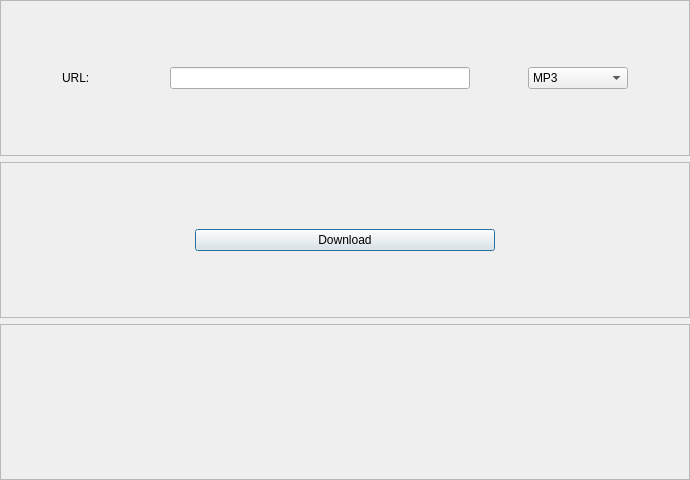
MateuszPason/Youtube-Downloader, file interface/mainWindow.ui: the form before one commit.
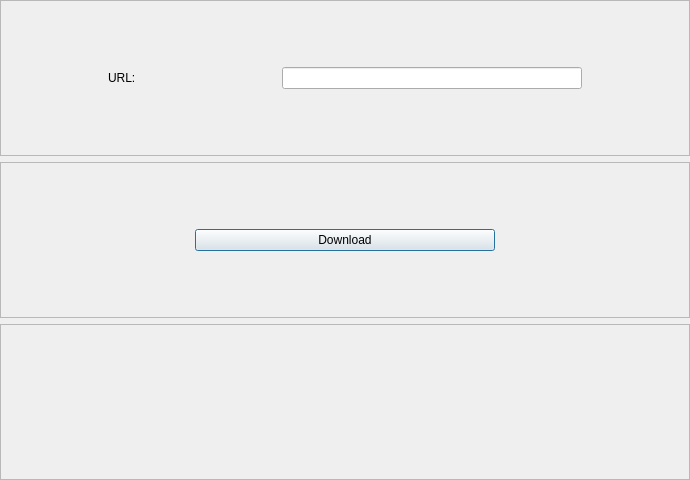
The form after the commit.

Commit message: No longer MP4 download available

Diff of the .ui file:
```diff
--- a/interface/mainWindow.ui
+++ b/interface/mainWindow.ui
@@ -45,7 +45,7 @@
        <widget class="QLabel" name="label_3">
         <property name="maximumSize">
          <size>
-          <width>50</width>
+          <width>70</width>
           <height>16777215</height>
          </size>
         </property>
@@ -64,26 +64,6 @@
         </property>
        </widget>
       </item>
-      <item>
-       <widget class="QComboBox" name="format">
-        <property name="maximumSize">
-         <size>
-          <width>100</width>
-          <height>16777215</height>
-         </size>
-        </property>
-        <item>
-         <property name="text">
-          <string>MP3</string>
-         </property>
-        </item>
-        <item>
-         <property name="text">
-          <string>MP4</string>
-         </property>
-        </item>
-       </widget>
-      </item>
      </layout>
     </widget>
    </item>
@@ -133,7 +113,17 @@
          <string/>
         </property>
         <property name="alignment">
-         <set>Qt::AlignLeading|Qt::AlignLeft|Qt::AlignVCenter</set>
+         <set>Qt::AlignCenter</set>
+        </property>
+       </widget>
+      </item>
+      <item>
+       <widget class="QLabel" name="title_and_download_info">
+        <property name="text">
+         <string/>
+        </property>
+        <property name="alignment">
+         <set>Qt::AlignCenter</set>
         </property>
        </widget>
       </item>
@@ -143,7 +133,7 @@
          <string/>
         </property>
         <property name="alignment">
-         <set>Qt::AlignRight|Qt::AlignTrailing|Qt::AlignVCenter</set>
+         <set>Qt::AlignCenter</set>
         </property>
        </widget>
       </item>
```
Left out of the diff: 2 changed lines with no effect on the pictures. The commit also changes 1 other file.
